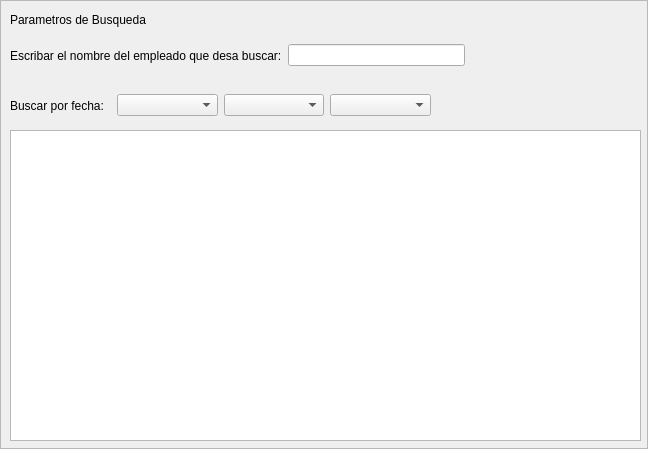
The window that plantillas_interfaces/interfaz_frame_ver_registros.ui (hostelix/personal-IO) describes before a commit, drawn with Qt 5.
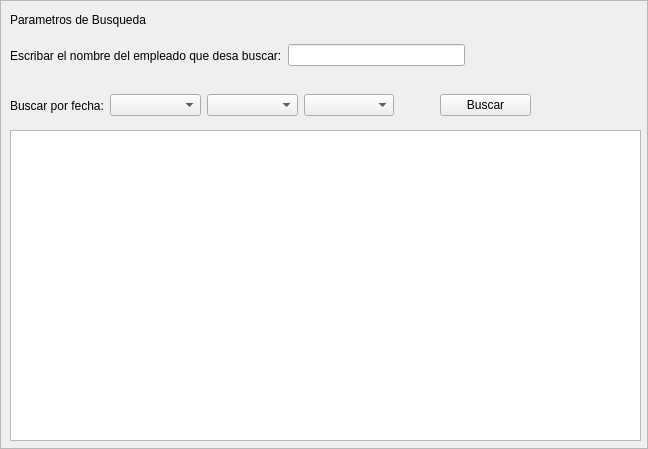
The same window after the commit.

Commit message: [MOD] Se modificao el frame de ver registros

```diff
--- a/plantillas_interfaces/interfaz_frame_ver_registros.ui
+++ b/plantillas_interfaces/interfaz_frame_ver_registros.ui
@@ -86,9 +86,9 @@
    <property name="geometry">
     <rect>
      <x>10</x>
-     <y>90</y>
-     <width>421</width>
-     <height>31</height>
+     <y>80</y>
+     <width>521</width>
+     <height>51</height>
     </rect>
    </property>
    <layout class="QHBoxLayout" name="horizontal_layout2">
@@ -108,6 +108,29 @@
     <item>
      <widget class="QComboBox" name="select_ano"/>
     </item>
+    <item>
+     <spacer name="horizontalSpacer_2">
+      <property name="orientation">
+       <enum>Qt::Horizontal</enum>
+      </property>
+      <property name="sizeType">
+       <enum>QSizePolicy::Fixed</enum>
+      </property>
+      <property name="sizeHint" stdset="0">
+       <size>
+        <width>40</width>
+        <height>20</height>
+       </size>
+      </property>
+     </spacer>
+    </item>
+    <item>
+     <widget class="QPushButton" name="btn_buscar">
+      <property name="text">
+       <string>Buscar</string>
+      </property>
+     </widget>
+    </item>
    </layout>
   </widget>
  </widget>
```
Left out of the diff: 2 changed lines with no effect on the pictures. The commit also changes 1 other file.
